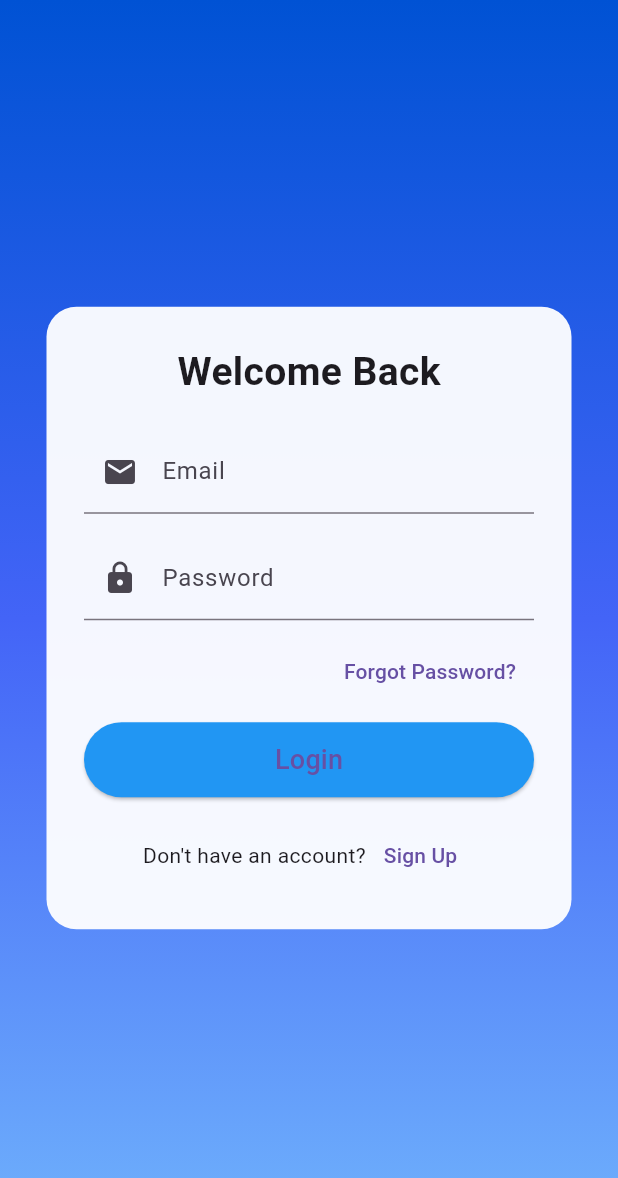
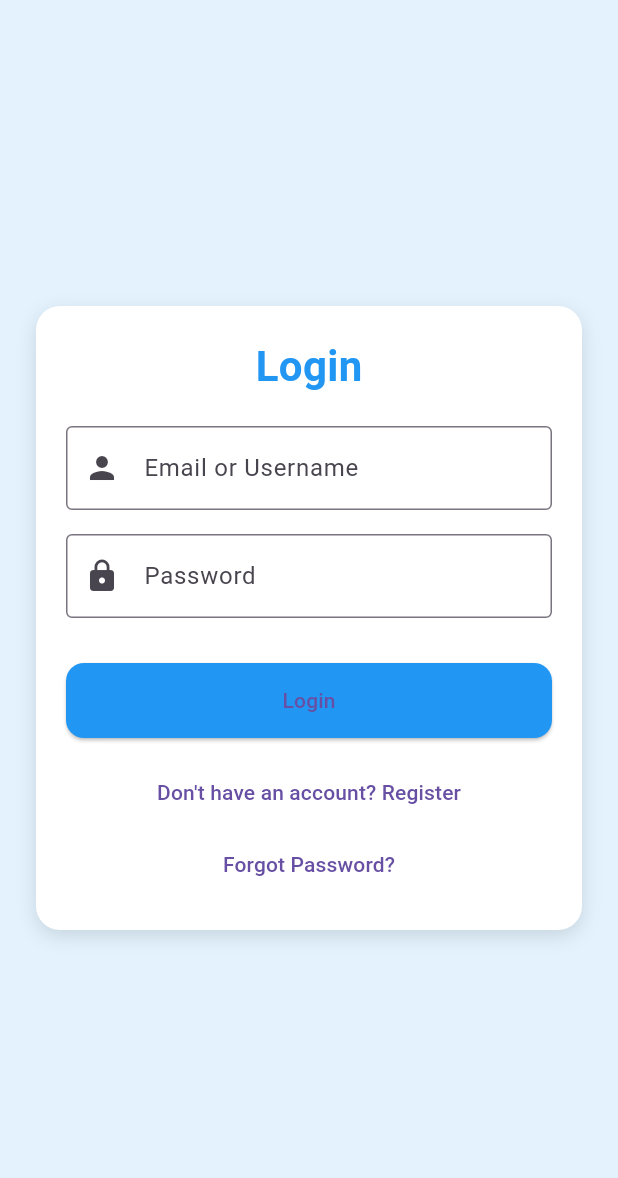
Before and after one commit to brlamit/FinTrack, a Flutter app: the screen it shows after launch, on a phone screen of 412 x 824 dp. Shown: the top 1178 px of the screen. Run offline on Flutter 3.47's test engine with Material 3 defaults, Android fonts, the phone set to English and light mode, and no system bars; our stand-ins replace shared_preferences, supabase_flutter; accounts and stored records are empty.

Commit message:
feat: Implement navigation and structure for authentication flow with home screen

```diff
--- a/fintrack_frontend/analysis_options.yaml
+++ b/fintrack_frontend/analysis_options.yaml
@@ -7,6 +7,9 @@
 
 # The following line activates a set of recommended lints for Flutter apps,
 # packages, and plugins designed to encourage good coding practices.
+analyzer:
+  errors:
+    use_build_context_synchronously: ignore
 include: package:flutter_lints/flutter.yaml
 
 linter:
--- a/fintrack_frontend/lib/main.dart
+++ b/fintrack_frontend/lib/main.dart
@@ -1,6 +1,9 @@
 import 'package:flutter/material.dart';
 import 'package:supabase_flutter/supabase_flutter.dart';
 import 'package:fintrack_frontend/models/screens/login_screen.dart';
+import 'package:fintrack_frontend/models/screens/signup_screen.dart';
+import 'package:fintrack_frontend/models/screens/home_screen.dart';
+import 'package:fintrack_frontend/models/screens/forgot_password_screen.dart';
 
 void main() async {
   WidgetsFlutterBinding.ensureInitialized();
@@ -20,11 +23,15 @@ class MyApp extends StatelessWidget {
   Widget build(BuildContext context) {
     return MaterialApp(
       debugShowCheckedModeBanner: false,
-      title: 'Auth App',
-      theme: ThemeData(
-        primarySwatch: Colors.blue,
-      ),
-      home: const LoginScreen(),
+
+      initialRoute: '/login',
+
+      routes: {
+        '/login': (_) => const LoginScreen(),
+        '/register': (_) => const SignupScreen(),
+        '/home': (_) => const HomeScreen(),
+        '/forgot-password': (_) => const ForgotPasswordScreen(),
+      },
     );
   }
 }
--- a/fintrack_frontend/lib/models/screens/login_screen.dart
+++ b/fintrack_frontend/lib/models/screens/login_screen.dart
@@ -1,9 +1,5 @@
 import 'package:flutter/material.dart';
-import 'package:supabase_flutter/supabase_flutter.dart';
-import 'signup_screen.dart';
-import 'forgot_password_screen.dart';
-import 'verify_email_screen.dart';
-
+import 'package:fintrack_frontend/services/api_service.dart';
 class LoginScreen extends StatefulWidget {
   const LoginScreen({super.key});
 
@@ -11,155 +7,127 @@ class LoginScreen extends StatefulWidget {
   State<LoginScreen> createState() => _LoginScreenState();
 }
 
-class _LoginScreenState extends State<LoginScreen>
-    with SingleTickerProviderStateMixin {
+class _LoginScreenState extends State<LoginScreen> {
+  final _emailCtrl = TextEditingController();
+  final _passwordCtrl = TextEditingController();
 
-  final emailController = TextEditingController();
-  final passwordController = TextEditingController();
-  bool loading = false;
+  bool _loading = false;
+  String? _error;
 
-  late AnimationController _animController;
-  late Animation<double> _fade;
+  Future<void> _login() async {
+    setState(() {
+      _loading = true;
+      _error = null;
+    });
 
-  @override
-  void initState() {
-    super.initState();
+    try {
+      final success =
+          await ApiService.login(_emailCtrl.text.trim(), _passwordCtrl.text);
 
-    _animController = AnimationController(
-      duration: const Duration(milliseconds: 900),
-      vsync: this,
-    );
-
-    _fade = CurvedAnimation(
-      parent: _animController,
-      curve: Curves.easeIn,
-    );
-
-    _animController.forward();
+      if (success) {
+        Navigator.pushReplacementNamed(context, '/home'); //  Go to Home
+      }
+    } catch (e) {
+      setState(() => _error = e.toString());
     }
 
-  Future<void> login() async {
-    setState(() => loading = true);
-
-    try {
-      final res = await Supabase.instance.client.auth.signInWithPassword(
-        email: emailController.text.trim(),
-        password: passwordController.text.trim(),
-      );
-
-      if (res.user != null && res.user!.emailConfirmedAt == null) {
-        Navigator.push(
-          context,
-          MaterialPageRoute(
-            builder: (_) => VerifyEmailScreen(email: emailController.text),
-          ),
-        );
-      } else {
-        ScaffoldMessenger.of(context)
-            .showSnackBar(const SnackBar(content: Text("Login Successful")));
-      }
-    } catch (e) {
-      ScaffoldMessenger.of(context).showSnackBar(
-        SnackBar(content: Text("Login Failed: $e")),
-      );
-    }
-
-    setState(() => loading = false);
+    setState(() => _loading = false);
   }
 
   @override
   Widget build(BuildContext context) {
     return Scaffold(
-      body: Container(
-        decoration: const BoxDecoration(
-          gradient: LinearGradient(
-            colors: [Color(0xFF0052D4), Color(0xFF4364F7), Color(0xFF6FB1FC)],
-            begin: Alignment.topCenter,
-            end: Alignment.bottomCenter,
-          ),
-        ),
-        child: FadeTransition(
-          opacity: _fade,
-          child: Center(
+      backgroundColor: Colors.blue.shade50,
+      body: Center(
+        child: SingleChildScrollView(
+          padding: const EdgeInsets.all(24),
           child: Container(
-              width: 350,
-              padding: const EdgeInsets.all(25),
+            padding: const EdgeInsets.all(20),
             decoration: BoxDecoration(
-                borderRadius: BorderRadius.circular(20),
-                color: Colors.white.withOpacity(0.95),
+              color: Colors.white,
+              borderRadius: BorderRadius.circular(16),
+              boxShadow: const [
+                BoxShadow(
+                  blurRadius: 10,
+                  color: Colors.black12,
+                  offset: Offset(0, 4),
+                )
+              ],
             ),
             child: Column(
               mainAxisSize: MainAxisSize.min,
               children: [
-                  const Text("Welcome Back",
-                      style:
-                          TextStyle(fontSize: 26, fontWeight: FontWeight.bold)),
+                const Text(
+                  "Login",
+                  style: TextStyle(
+                    fontSize: 28,
+                    fontWeight: FontWeight.bold,
+                    color: Colors.blue,
+                  ),
+                ),
+
                 const SizedBox(height: 20),
 
                 TextField(
-                    controller: emailController,
+                  controller: _emailCtrl,
                   decoration: const InputDecoration(
-                        labelText: "Email", prefixIcon: Icon(Icons.email)),
+                    labelText: "Email or Username",
+                    prefixIcon: Icon(Icons.person),
+                    border: OutlineInputBorder(),
                   ),
-                  const SizedBox(height: 15),
+                ),
+
+                const SizedBox(height: 16),
 
                 TextField(
-                    controller: passwordController,
+                  controller: _passwordCtrl,
                   obscureText: true,
                   decoration: const InputDecoration(
                     labelText: "Password",
-                        prefixIcon: Icon(Icons.lock)),
-                  ),
-
-                  const SizedBox(height: 10),
-                  Align(
-                    alignment: Alignment.centerRight,
-                    child: TextButton(
-                      child: const Text("Forgot Password?"),
-                      onPressed: () {
-                        Navigator.push(
-                          context,
-                          MaterialPageRoute(
-                            builder: (_) => const ForgotPasswordScreen(),
-                          ),
-                        );
-                      },
+                    prefixIcon: Icon(Icons.lock),
+                    border: OutlineInputBorder(),
                   ),
                 ),
 
                 const SizedBox(height: 10),
 
+                if (_error != null)
+                  Text(
+                    _error!,
+                    style: const TextStyle(color: Colors.red),
+                  ),
+
+                const SizedBox(height: 20),
+
                 ElevatedButton(
-                    onPressed: loading ? null : login,
+                  onPressed: _loading ? null : _login,
                   style: ElevatedButton.styleFrom(
                     backgroundColor: Colors.blue,
                     minimumSize: const Size(double.infinity, 50),
+                    shape: RoundedRectangleBorder(
+                        borderRadius: BorderRadius.circular(12)),
                   ),
-                    child: loading
+                  child: _loading
                       ? const CircularProgressIndicator(color: Colors.white)
-                        : const Text("Login",
-                            style: TextStyle(fontSize: 18)),
+                      : const Text("Login"),
                 ),
 
-                  const SizedBox(height: 15),
-                  Row(
-                    mainAxisAlignment: MainAxisAlignment.center,
-                    children: [
-                      const Text("Don't have an account?"),
+                const SizedBox(height: 12),
+
                 TextButton(
-                        child: const Text("Sign Up"),
                   onPressed: () {
-                          Navigator.push(
-                            context,
-                            MaterialPageRoute(
-                                builder: (_) => const SignupScreen()),
-                          );
+                    Navigator.pushReplacementNamed(context, '/register');
                   },
-                      )
+                  child: const Text("Don't have an account? Register"),
+                ),
+
+                TextButton(
+                  onPressed: () {
+                    Navigator.pushNamed(context, '/forgot-password');
+                  },
+                  child: const Text("Forgot Password?"),
+                ),
               ],
-                  )
-                ],
-              ),
             ),
           ),
         ),
--- a/fintrack_frontend/lib/models/screens/signup_screen.dart
+++ b/fintrack_frontend/lib/models/screens/signup_screen.dart
@@ -1,6 +1,6 @@
+import 'package:fintrack_frontend/models/screens/login_screen.dart';
 import 'package:flutter/material.dart';
 import 'package:supabase_flutter/supabase_flutter.dart';
-import 'package:fintrack_frontend/models/screens/verify_email_screen.dart';
 
 class SignupScreen extends StatefulWidget {
   const SignupScreen({super.key});
@@ -32,9 +32,10 @@ class _SignupScreenState extends State<SignupScreen> {
 
       if (res.user != null) {
         Navigator.push(
+          // ignore: use_build_context_synchronously
           context,
           MaterialPageRoute(
-            builder: (_) => VerifyEmailScreen(email: email.text),
+            builder: (_) => LoginScreen(),
           ),
         );
       }
@@ -68,6 +69,7 @@ class _SignupScreenState extends State<SignupScreen> {
               ElevatedButton(
                 onPressed: loading ? null : signup,
                 child: loading ? const CircularProgressIndicator() : const Text("Create Account"),
+
               ),
             ],
           ),
```
Also changed, not shown: fintrack_frontend/lib/models/screens/home_screen.dart (added, +141 -0 lines), 1 other file. Lines whose indentation alone changed are shown as unchanged.
